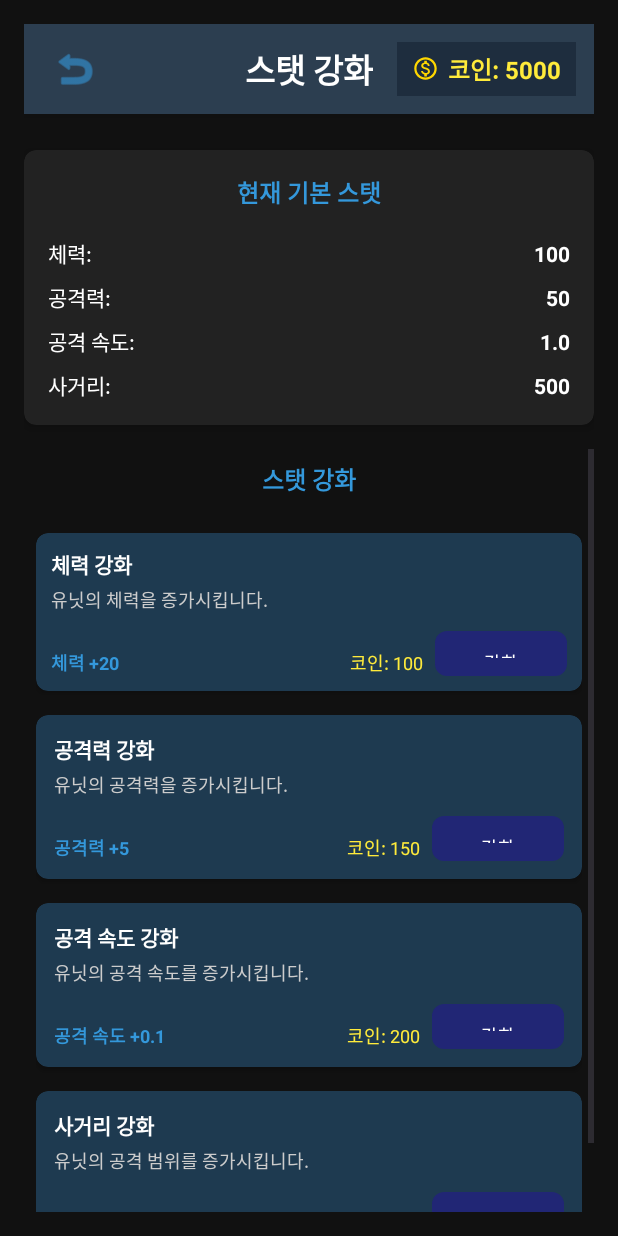
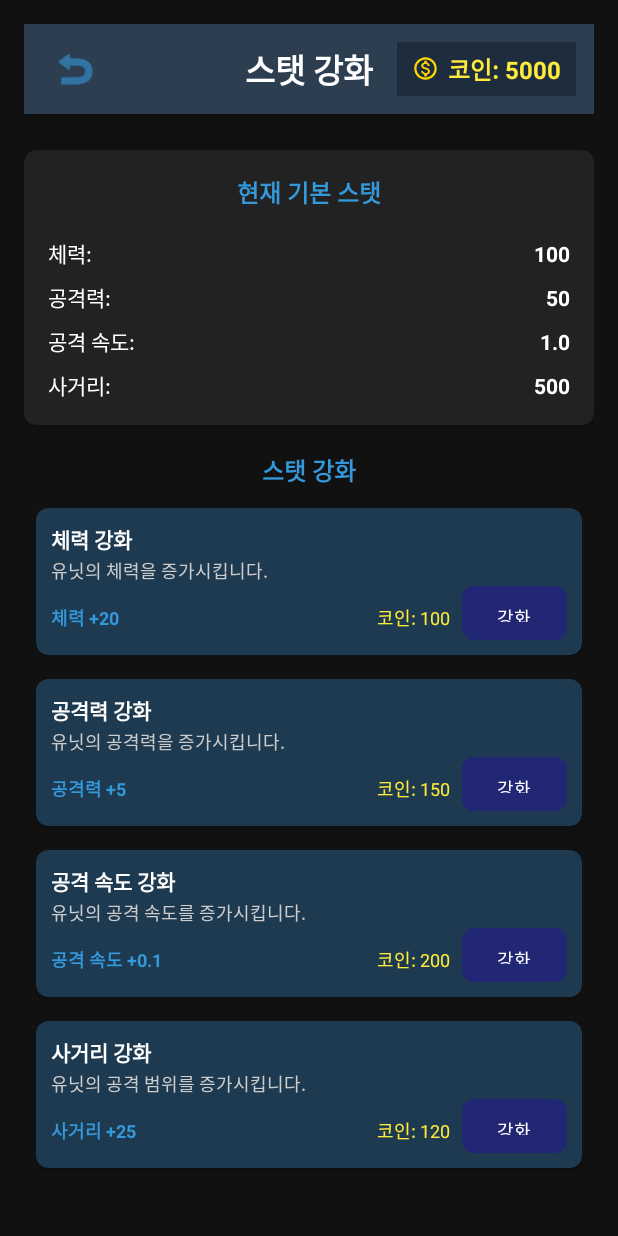
Before and after one commit to limsemin1234/p40, an Android app: the StatsUpgradeFragment screen opened through its navigation route, on a phone screen of 412 x 824 dp. Run offline under Robolectric (Android 15) with nearby library versions, the phone set to English and light mode, and no system bars.

Commit message:
2025.05.06(3일차)

```diff
--- a/app/src/main/res/layout/fragment_stats_upgrade.xml
+++ b/app/src/main/res/layout/fragment_stats_upgrade.xml
@@ -196,7 +196,7 @@
     <ScrollView
         android:layout_width="match_parent"
         android:layout_height="0dp"
-        android:layout_marginTop="16dp"
+        android:layout_marginTop="10dp"
         app:layout_constraintTop_toBottomOf="@id/currentStatsCard"
         app:layout_constraintBottom_toBottomOf="parent">
 
@@ -214,7 +214,7 @@
                 android:textSize="16sp"
                 android:textStyle="bold"
                 android:gravity="center"
-                android:layout_marginBottom="16dp"/>
+                android:layout_marginBottom="5dp"/>
 
             <!-- 체력 강화 -->
             <androidx.cardview.widget.CardView
@@ -244,13 +244,13 @@
                         android:text="유닛의 체력을 증가시킵니다."
                         android:textColor="#CCCCCC"
                         android:textSize="12sp"
-                        android:layout_marginTop="4dp"/>
+                        android:layout_marginTop="1dp"/>
 
                     <LinearLayout
                         android:layout_width="match_parent"
                         android:layout_height="wrap_content"
                         android:orientation="horizontal"
-                        android:layout_marginTop="12dp">
+                        android:layout_marginTop="1dp">
 
                         <TextView
                             android:id="@+id/tvHealthUpgradeInfo"
@@ -273,13 +273,13 @@
 
                         <Button
                             android:id="@+id/btnUpgradeHealth"
-                            android:layout_width="wrap_content"
-                            android:layout_height="30dp"
+                            android:layout_width="70dp"
+                            android:layout_height="36dp"
                             android:text="강화"
                             android:textSize="12sp"
                             android:textColor="#FFFFFF"
                             android:background="@drawable/button_background"
-                            android:paddingHorizontal="16dp"/>
+                            android:paddingHorizontal="4dp"/>
                     </LinearLayout>
                 </LinearLayout>
             </androidx.cardview.widget.CardView>
@@ -296,7 +296,7 @@
                     android:layout_width="match_parent"
                     android:layout_height="wrap_content"
                     android:orientation="vertical"
-                    android:padding="12dp">
+                    android:padding="10dp">
 
                     <TextView
                         android:layout_width="match_parent"
@@ -312,13 +312,13 @@
                         android:text="유닛의 공격력을 증가시킵니다."
                         android:textColor="#CCCCCC"
                         android:textSize="12sp"
-                        android:layout_marginTop="4dp"/>
+                        android:layout_marginTop="1dp"/>
 
                     <LinearLayout
                         android:layout_width="match_parent"
                         android:layout_height="wrap_content"
                         android:orientation="horizontal"
-                        android:layout_marginTop="12dp">
+                        android:layout_marginTop="1dp">
 
                         <TextView
                             android:id="@+id/tvAttackUpgradeInfo"
@@ -341,13 +341,13 @@
 
                         <Button
                             android:id="@+id/btnUpgradeAttack"
-                            android:layout_width="wrap_content"
-                            android:layout_height="30dp"
+                            android:layout_width="70dp"
+                            android:layout_height="36dp"
                             android:text="강화"
                             android:textSize="12sp"
                             android:textColor="#FFFFFF"
                             android:background="@drawable/button_background"
-                            android:paddingHorizontal="16dp"/>
+                            android:paddingHorizontal="4dp"/>
                     </LinearLayout>
                 </LinearLayout>
             </androidx.cardview.widget.CardView>
@@ -364,7 +364,7 @@
                     android:layout_width="match_parent"
                     android:layout_height="wrap_content"
                     android:orientation="vertical"
-                    android:padding="12dp">
+                    android:padding="10dp">
 
                     <TextView
                         android:layout_width="match_parent"
@@ -380,13 +380,13 @@
                         android:text="유닛의 공격 속도를 증가시킵니다."
                         android:textColor="#CCCCCC"
                         android:textSize="12sp"
-                        android:layout_marginTop="4dp"/>
+                        android:layout_marginTop="1dp"/>
 
                     <LinearLayout
                         android:layout_width="match_parent"
                         android:layout_height="wrap_content"
                         android:orientation="horizontal"
-                        android:layout_marginTop="12dp">
+                        android:layout_marginTop="1dp">
 
                         <TextView
                             android:id="@+id/tvAttackSpeedUpgradeInfo"
@@ -409,13 +409,13 @@
 
                         <Button
                             android:id="@+id/btnUpgradeAttackSpeed"
-                            android:layout_width="wrap_content"
-                            android:layout_height="30dp"
+                            android:layout_width="70dp"
+                            android:layout_height="36dp"
                             android:text="강화"
                             android:textSize="12sp"
                             android:textColor="#FFFFFF"
                             android:background="@drawable/button_background"
-                            android:paddingHorizontal="16dp"/>
+                            android:paddingHorizontal="4dp"/>
                     </LinearLayout>
                 </LinearLayout>
             </androidx.cardview.widget.CardView>
@@ -432,7 +432,7 @@
                     android:layout_width="match_parent"
                     android:layout_height="wrap_content"
                     android:orientation="vertical"
-                    android:padding="12dp">
+                    android:padding="10dp">
 
                     <TextView
                         android:layout_width="match_parent"
@@ -448,13 +448,13 @@
                         android:text="유닛의 공격 범위를 증가시킵니다."
                         android:textColor="#CCCCCC"
                         android:textSize="12sp"
-                        android:layout_marginTop="4dp"/>
+                        android:layout_marginTop="1dp"/>
 
                     <LinearLayout
                         android:layout_width="match_parent"
                         android:layout_height="wrap_content"
                         android:orientation="horizontal"
-                        android:layout_marginTop="12dp">
+                        android:layout_marginTop="1dp">
 
                         <TextView
                             android:id="@+id/tvRangeUpgradeInfo"
@@ -477,13 +477,13 @@
 
                         <Button
                             android:id="@+id/btnUpgradeRange"
-                            android:layout_width="wrap_content"
+                            android:layout_width="70dp"
                             android:layout_height="36dp"
                             android:text="강화"
                             android:textSize="12sp"
                             android:textColor="#FFFFFF"
                             android:background="@drawable/button_background"
-                            android:paddingHorizontal="16dp"/>
+                            android:paddingHorizontal="4dp"/>
                     </LinearLayout>
                 </LinearLayout>
             </androidx.cardview.widget.CardView>
```
